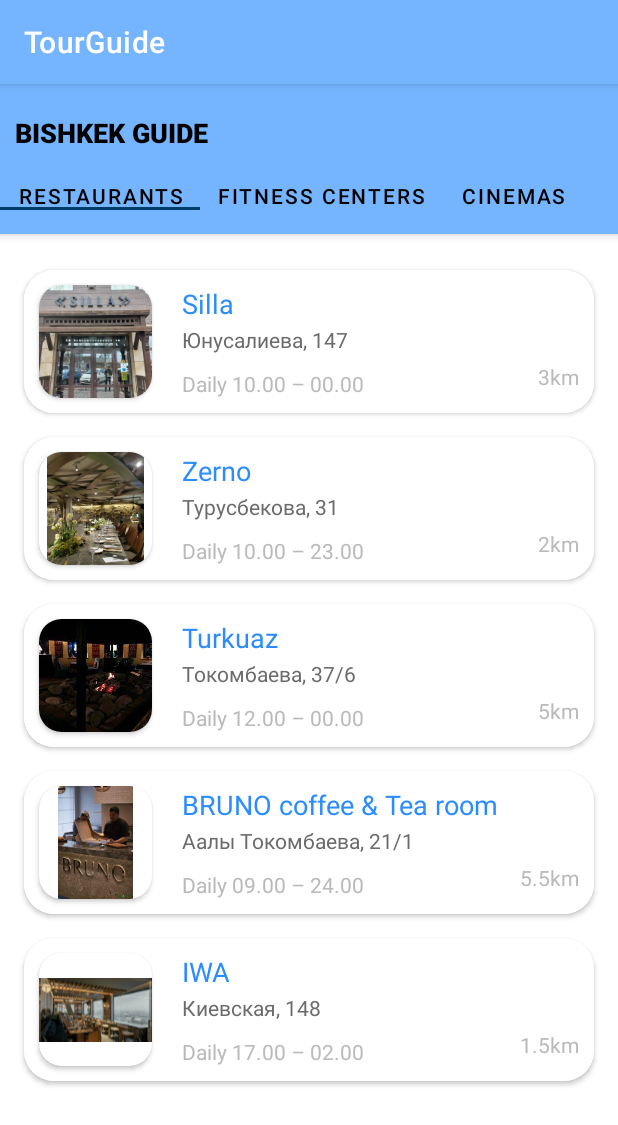
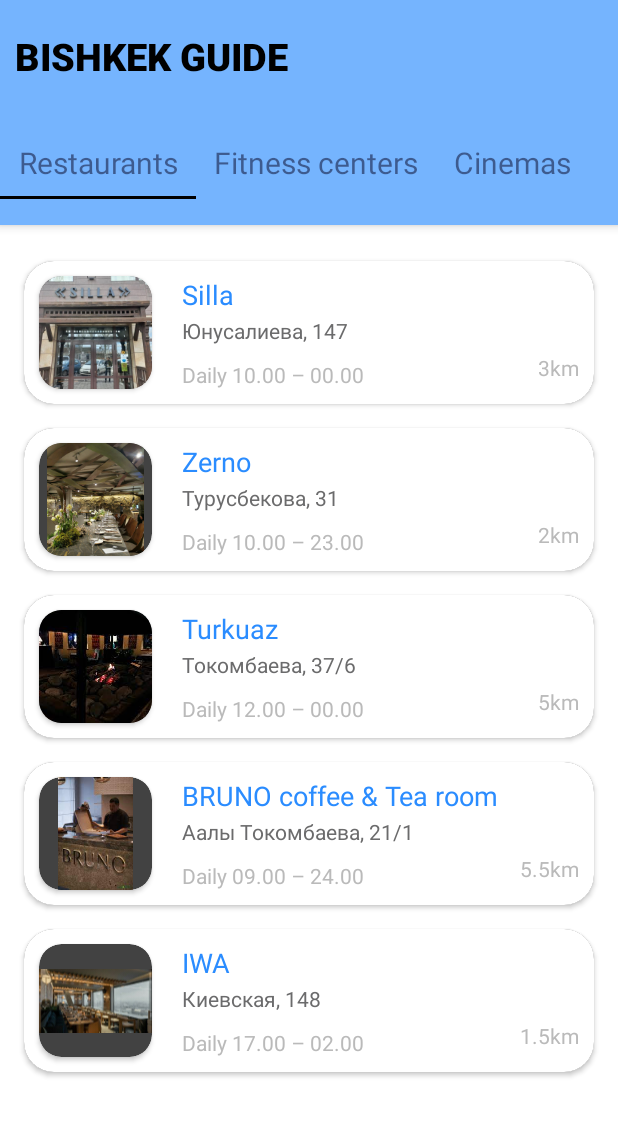
Before and after one commit to rybakova-auca-2021/Neobis_Android_TourGuide, an Android app: the screen it shows after launch (MainActivity), on a phone screen of 412 x 824 dp. Shown: the top 1125 px of the screen. Run offline under Robolectric (Android 15) with nearby library versions, the phone set to English and light mode, and no system bars.

Commit message:
added some changes

```diff
--- a/app/src/main/java/com/example/tourguide/MainActivity.kt
+++ b/app/src/main/java/com/example/tourguide/MainActivity.kt
@@ -1,7 +1,11 @@
 package com.example.tourguide
 
+import android.annotation.SuppressLint
 import android.graphics.Color
 import android.os.Bundle
+import android.util.TypedValue
+import android.view.Gravity
+import android.widget.TextView
 import androidx.appcompat.app.AppCompatActivity
 import com.example.tourguide.databinding.ActivityMainBinding
 import com.google.android.material.tabs.TabLayoutMediator
@@ -10,6 +14,7 @@ import com.google.android.material.tabs.TabLayoutMediator
 class MainActivity : AppCompatActivity() {
     private lateinit var binding: ActivityMainBinding
 
+    @SuppressLint("ResourceAsColor")
     override fun onCreate(savedInstanceState: Bundle?) {
         super.onCreate(savedInstanceState)
         binding = ActivityMainBinding.inflate(layoutInflater)
@@ -28,7 +33,13 @@ class MainActivity : AppCompatActivity() {
                 1 -> tab.text = "Fitness centers"
                 2 -> tab.text = "Cinemas"
             }
-            tabLayout.setSelectedTabIndicatorColor(Color.parseColor("#003C68"));
+            val customView = TextView(tabLayout.context).apply {
+                text = tab.text
+                setTextSize(TypedValue.COMPLEX_UNIT_SP, 20f) // set font size to 20sp
+                setTextColor(R.color.black)
+                gravity = Gravity.CENTER
+            }
+            tab.customView = customView
         }.attach()
     }
 }
--- a/app/src/main/res/layout/activity_main.xml
+++ b/app/src/main/res/layout/activity_main.xml
@@ -10,7 +10,7 @@
     <com.google.android.material.appbar.AppBarLayout
         android:id="@+id/appBar"
         android:layout_width="match_parent"
-        android:layout_height="100dp"
+        android:layout_height="150dp"
         android:background="@color/background">
 
         <TextView
@@ -19,7 +19,7 @@
             android:layout_height="wrap_content"
             android:layout_marginStart="10dp"
             android:text="@string/bishkek_guide"
-            android:textSize="18sp"
+            android:textSize="25sp"
             android:textStyle="bold"
             android:textColor="@color/black"
             android:layout_marginTop="20dp"
@@ -29,7 +29,9 @@
             android:id="@+id/tab_layout"
             android:layout_width="match_parent"
             android:layout_height="wrap_content"
-            android:layout_marginTop="20dp"
+            android:layout_marginTop="30dp"
+            android:text=""
+            android:textSize="40sp"
             android:background="@color/background"
             app:tabIndicatorColor="@color/black"
             app:tabMode="scrollable"
--- a/app/src/main/res/layout/card.xml
+++ b/app/src/main/res/layout/card.xml
@@ -109,8 +109,8 @@
             android:layout_marginTop="10dp"
             android:layout_marginEnd="10dp"
             android:text="TextView"
-            android:textColor="@color/black"
-            android:textSize="12sp"
+            android:textColor="#C1000000"
+            android:textSize="13sp"
             app:layout_constraintEnd_toEndOf="parent"
             app:layout_constraintStart_toStartOf="@id/place_price"
             app:layout_constraintTop_toBottomOf="@+id/place_price" />
@@ -121,8 +121,9 @@
             android:layout_width="match_parent"
             android:layout_height="wrap_content"
             android:text="Price"
-            android:textColor="@color/black"
-            android:textSize="14sp"
+            android:layout_marginStart="10dp"
+            android:textColor="#000000"
+            android:textSize="15sp"
             app:layout_constraintStart_toStartOf="@id/place_description"
             app:layout_constraintBottom_toTopOf="@id/place_description"/>
 
--- a/app/src/main/res/values/strings.xml
+++ b/app/src/main/res/values/strings.xml
@@ -1,5 +1,5 @@
 <resources>
-    <string name="app_name">TourGuide</string>
+    <string name="app_name">Tour Guide</string>
 
     <string name="bishkek_guide">BISHKEK GUIDE</string>
 
--- a/app/src/main/res/values/themes.xml
+++ b/app/src/main/res/values/themes.xml
@@ -1,6 +1,6 @@
 <resources xmlns:tools="http://schemas.android.com/tools">
     <!-- Base application theme. -->
-    <style name="Theme.TourGuide" parent="Theme.MaterialComponents.DayNight.DarkActionBar">
+    <style name="Theme.TourGuide" parent="Theme.AppCompat.NoActionBar">
         <!-- Primary brand color. -->
         <item name="colorPrimary">@color/background</item>
         <item name="colorPrimaryVariant">@color/white</item>
@@ -10,8 +10,8 @@
     </style>
 
     <style name="MyCustomTextAppearance" parent="TextAppearance.Design.Tab">
-        <item name="textAllCaps">false</item>
-        <item name="android:textAllCaps">false</item>
+        <item name="textAllCaps">true</item>
+        <item name="android:textAllCaps">true</item>
     </style>
 
 
```
